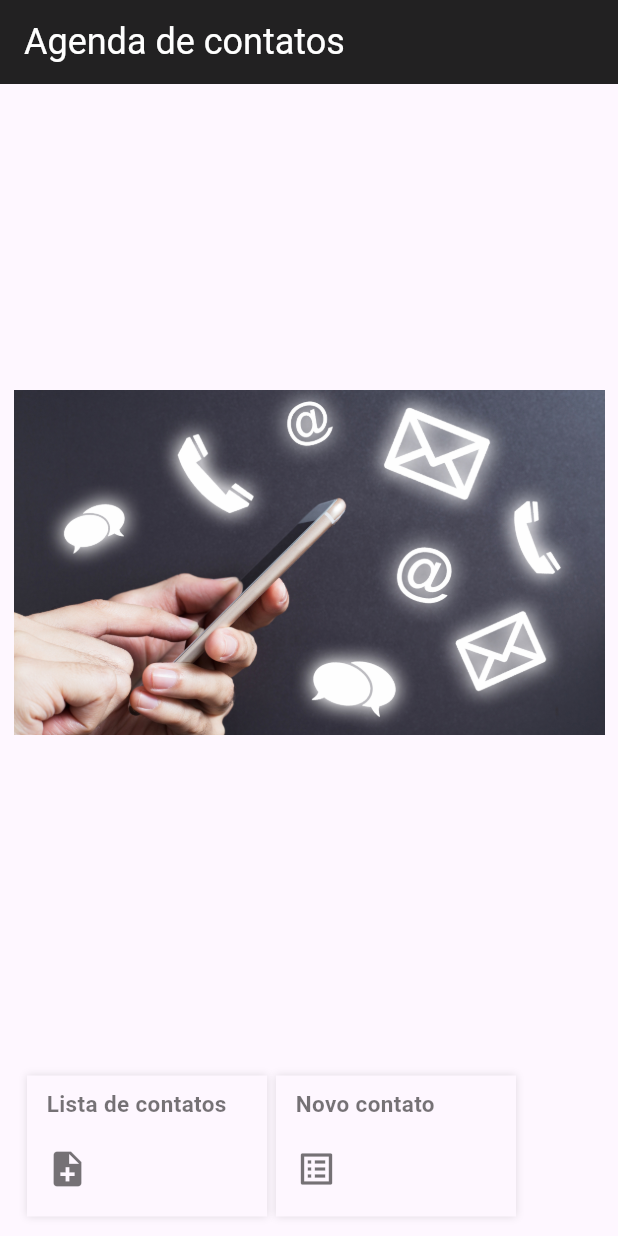
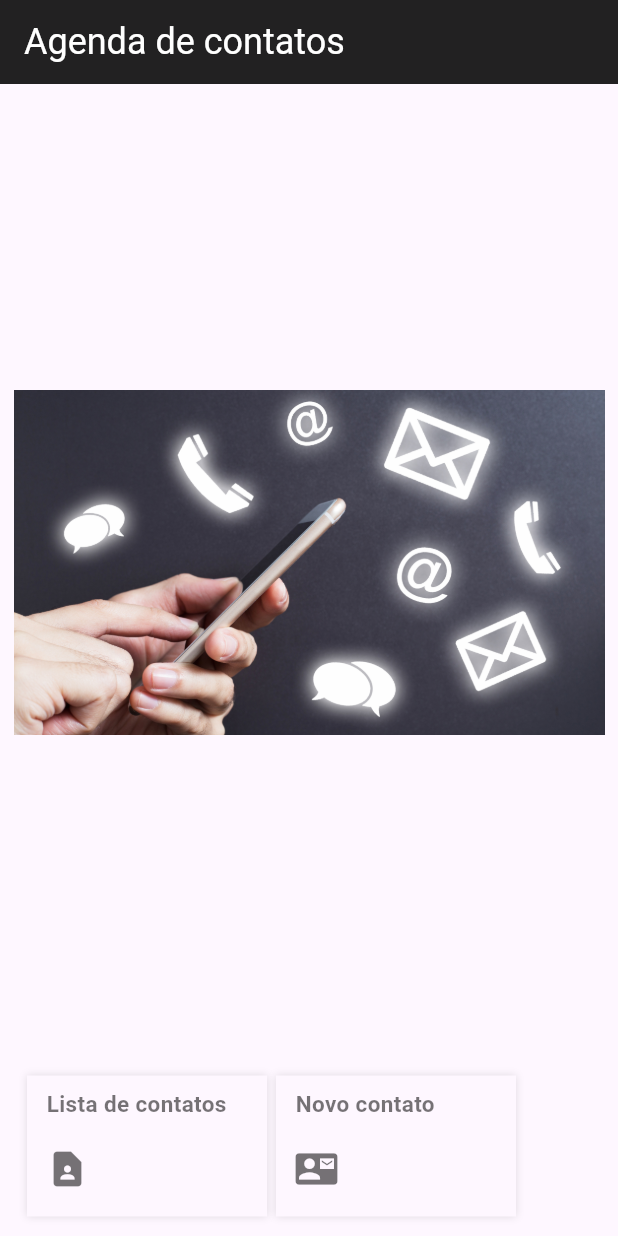
Before and after one commit to atevilson/App-Clean-Code, a Flutter app: the screen it shows after launch, on a phone screen of 412 x 824 dp. Run offline on Flutter 3.47's test engine with Material 3 defaults, Android fonts, the light colour scheme and no system bars; our stand-ins replace equatable, flutter_bloc.

Commit message:
ajuste icons

```diff
--- a/lib/features/user/presentation/pages/home_page.dart
+++ b/lib/features/user/presentation/pages/home_page.dart
@@ -37,12 +37,12 @@ class HomePage extends StatelessWidget {
                   scrollDirection: Axis.horizontal,
                   children: <Widget> [
                     MenuItem("Lista de contatos",
-                    Icons.note_add,
+                    Icons.contact_page,
                       onClick: () => _userListPage(context),
                     ),
                     MenuItem(
                     'Novo contato',
-                    Icons.list_alt_outlined,
+                    Icons.contact_mail,
                     onClick: () => _userCreatePage(context),
                   ),
                   ],
```
